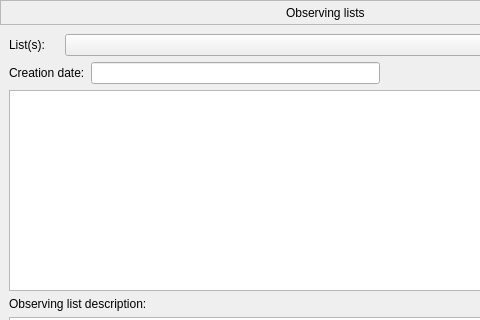
Above: src/gui/obsListDialog.ui from Stellarium/stellarium before the change; both pictures show x 0 to 480 and y 0 to 320 of the 677 by 442 pixel window. Below: the same form after it.
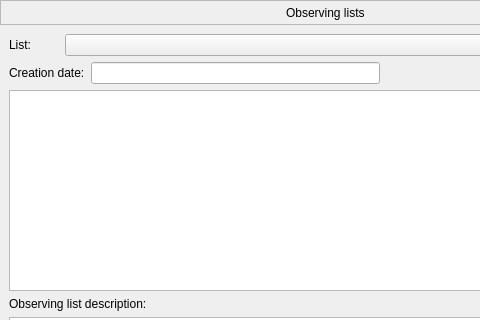
That is the form after the change. Custom widgets are drawn as their Qt base class.

Commit message: some suggestions for the new observing list feature

Diff of the .ui file:
```diff
--- a/src/gui/obsListDialog.ui
+++ b/src/gui/obsListDialog.ui
@@ -138,7 +138,7 @@
            </size>
           </property>
           <property name="text">
-           <string>List(s):</string>
+           <string>List:</string>
           </property>
          </widget>
         </item>
```
The commit also changes 6 other files.
